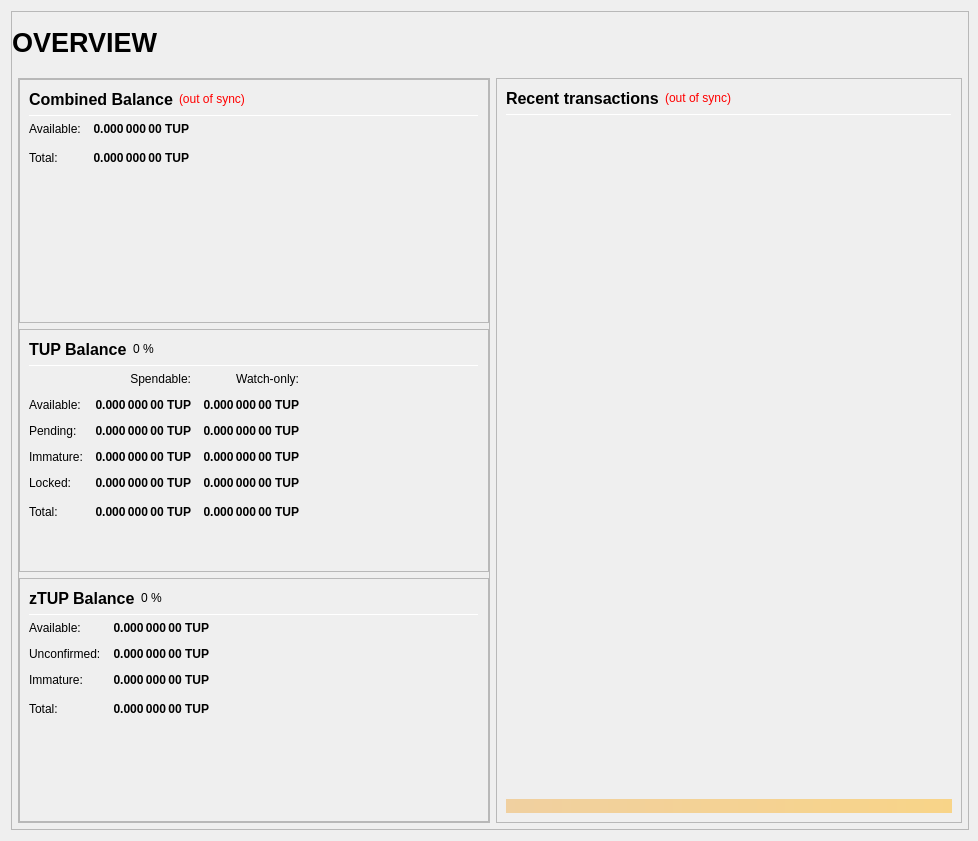
Before: the Qt Designer form src/qt/forms/overviewpage.ui in wealth-coin/TenUp, drawn with Qt 5.
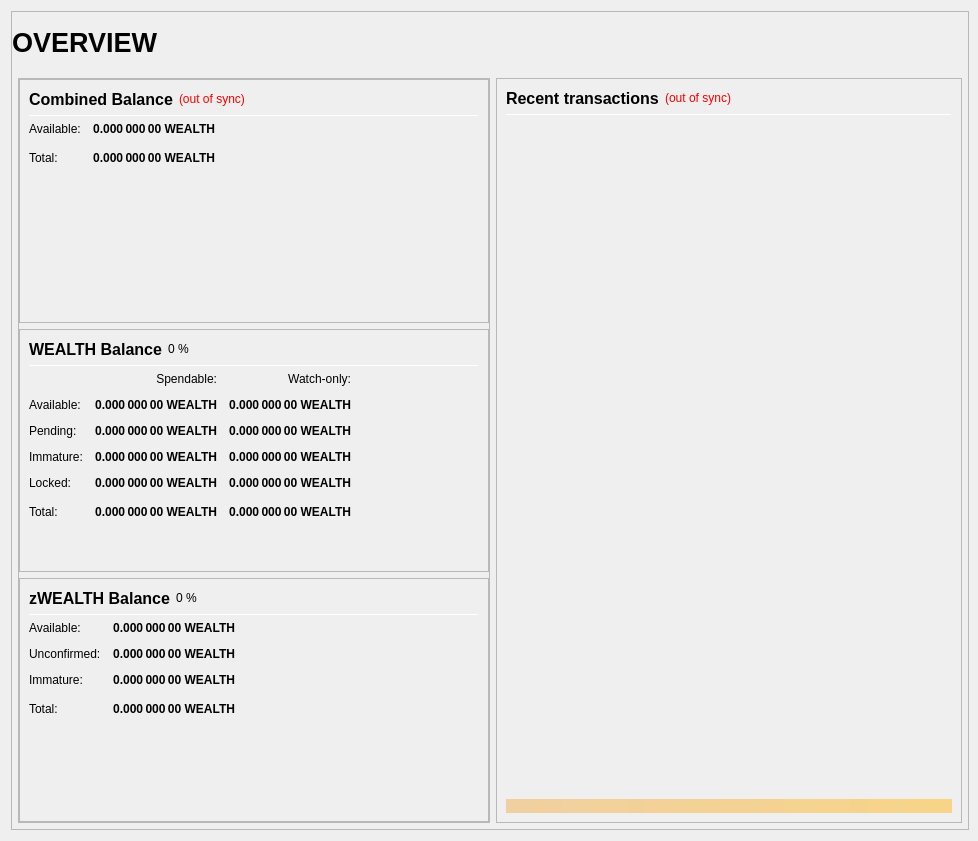
After: the same form once the commit is applied.

```diff
--- a/src/qt/forms/overviewpage.ui
+++ b/src/qt/forms/overviewpage.ui
@@ -333,7 +333,7 @@
                           <string>Your current spendable balance</string>
                          </property>
                          <property name="text">
-                          <string notr="true">0.000 000 00 TUP</string>
+                          <string notr="true">0.000 000 00 WEALTH</string>
                          </property>
                          <property name="alignment">
                           <set>Qt::AlignRight|Qt::AlignTrailing|Qt::AlignVCenter</set>
@@ -365,7 +365,7 @@
                           <string>Total Balance, including all unavailable coins.</string>
                          </property>
                          <property name="text">
-                          <string notr="true">0.000 000 00 TUP</string>
+                          <string notr="true">0.000 000 00 WEALTH</string>
                          </property>
                          <property name="alignment">
                           <set>Qt::AlignRight|Qt::AlignTrailing|Qt::AlignVCenter</set>
@@ -433,7 +433,7 @@
                           </font>
                          </property>
                          <property name="text">
-                          <string>TUP Balance</string>
+                          <string>WEALTH Balance</string>
                          </property>
                         </widget>
                        </item>
@@ -525,7 +525,7 @@
                           <string>Your current spendable balance</string>
                          </property>
                          <property name="text">
-                          <string notr="true">0.000 000 00 TUP</string>
+                          <string notr="true">0.000 000 00 WEALTH</string>
                          </property>
                          <property name="alignment">
                           <set>Qt::AlignRight|Qt::AlignTrailing|Qt::AlignVCenter</set>
@@ -550,7 +550,7 @@
                           <string>Your current balance in watch-only addresses</string>
                          </property>
                          <property name="text">
-                          <string notr="true">0.000 000 00 TUP</string>
+                          <string notr="true">0.000 000 00 WEALTH</string>
                          </property>
                          <property name="alignment">
                           <set>Qt::AlignRight|Qt::AlignTrailing|Qt::AlignVCenter</set>
@@ -582,7 +582,7 @@
                           <string>Total of transactions that have yet to be confirmed, and do not yet count toward the spendable balance</string>
                          </property>
                          <property name="text">
-                          <string notr="true">0.000 000 00 TUP</string>
+                          <string notr="true">0.000 000 00 WEALTH</string>
                          </property>
                          <property name="alignment">
                           <set>Qt::AlignRight|Qt::AlignTrailing|Qt::AlignVCenter</set>
@@ -607,7 +607,7 @@
                           <string>Unconfirmed transactions to watch-only addresses</string>
                          </property>
                          <property name="text">
-                          <string notr="true">0.000 000 00 TUP</string>
+                          <string notr="true">0.000 000 00 WEALTH</string>
                          </property>
                          <property name="alignment">
                           <set>Qt::AlignRight|Qt::AlignTrailing|Qt::AlignVCenter</set>
@@ -639,7 +639,7 @@
                           <string>Staked or masternode rewards that has not yet matured</string>
                          </property>
                          <property name="text">
-                          <string notr="true">0.000 000 00 TUP</string>
+                          <string notr="true">0.000 000 00 WEALTH</string>
                          </property>
                          <property name="alignment">
                           <set>Qt::AlignRight|Qt::AlignTrailing|Qt::AlignVCenter</set>
@@ -664,7 +664,7 @@
                           <string>Staked or masternode rewards in watch-only addresses that has not yet matured</string>
                          </property>
                          <property name="text">
-                          <string notr="true">0.000 000 00 TUP</string>
+                          <string notr="true">0.000 000 00 WEALTH</string>
                          </property>
                          <property name="alignment">
                           <set>Qt::AlignRight|Qt::AlignTrailing|Qt::AlignVCenter</set>
@@ -699,7 +699,7 @@
                           <string>Locked TUP or Masternode collaterals. These are excluded from zTUP minting.</string>
                          </property>
                          <property name="text">
-                          <string notr="true">0.000 000 00 TUP</string>
+                          <string notr="true">0.000 000 00 WEALTH</string>
                          </property>
                          <property name="alignment">
                           <set>Qt::AlignRight|Qt::AlignTrailing|Qt::AlignVCenter</set>
@@ -724,7 +724,7 @@
                           <string>Current locked balance in watch-only addresses</string>
                          </property>
                          <property name="text">
-                          <string notr="true">0.000 000 00 TUP</string>
+                          <string notr="true">0.000 000 00 WEALTH</string>
                          </property>
                          <property name="alignment">
                           <set>Qt::AlignRight|Qt::AlignTrailing|Qt::AlignVCenter</set>
@@ -759,7 +759,7 @@
                           <string>Your current WealthSilo balance, unconfirmed and immature transactions included</string>
                          </property>
                          <property name="text">
-                          <string notr="true">0.000 000 00 TUP</string>
+                          <string notr="true">0.000 000 00 WEALTH</string>
                          </property>
                          <property name="alignment">
                           <set>Qt::AlignRight|Qt::AlignTrailing|Qt::AlignVCenter</set>
@@ -784,7 +784,7 @@
                           <string>Current total balance in watch-only addresses</string>
                          </property>
                          <property name="text">
-                          <string notr="true">0.000 000 00 TUP</string>
+                          <string notr="true">0.000 000 00 WEALTH</string>
                          </property>
                          <property name="alignment">
                           <set>Qt::AlignRight|Qt::AlignTrailing|Qt::AlignVCenter</set>
@@ -852,7 +852,7 @@
                           </font>
                          </property>
                          <property name="text">
-                          <string>zTUP Balance</string>
+                          <string>zWEALTH Balance</string>
                          </property>
                         </widget>
                        </item>
@@ -926,7 +926,7 @@
 These zTUP are spendable.</string>
                          </property>
                          <property name="text">
-                          <string notr="true">0.000 000 00 TUP</string>
+                          <string notr="true">0.000 000 00 WEALTH</string>
                          </property>
                          <property name="alignment">
                           <set>Qt::AlignRight|Qt::AlignTrailing|Qt::AlignVCenter</set>
@@ -957,7 +957,7 @@
 Immature: confirmed, but less than 1 mint of the same denomination after it was minted</string>
                          </property>
                          <property name="text">
-                          <string notr="true">0.000 000 00 TUP</string>
+                          <string notr="true">0.000 000 00 WEALTH</string>
                          </property>
                          <property name="alignment">
                           <set>Qt::AlignRight|Qt::AlignTrailing|Qt::AlignVCenter</set>
@@ -988,7 +988,7 @@
 Immature: confirmed, but less than 1 mint of the same denomination after it was minted</string>
                          </property>
                          <property name="text">
-                          <string notr="true">0.000 000 00 TUP</string>
+                          <string notr="true">0.000 000 00 WEALTH</string>
                          </property>
                          <property name="alignment">
                           <set>Qt::AlignRight|Qt::AlignTrailing|Qt::AlignVCenter</set>
@@ -1020,7 +1020,7 @@
                           <string>Your current zTUP balance, unconfirmed and immature zTUP included.</string>
                          </property>
                          <property name="text">
-                          <string notr="true">0.000 000 00 TUP</string>
+                          <string notr="true">0.000 000 00 WEALTH</string>
                          </property>
                          <property name="alignment">
                           <set>Qt::AlignRight|Qt::AlignTrailing|Qt::AlignVCenter</set>
```
Left out of the diff: 16 changed lines with no effect on the pictures.
